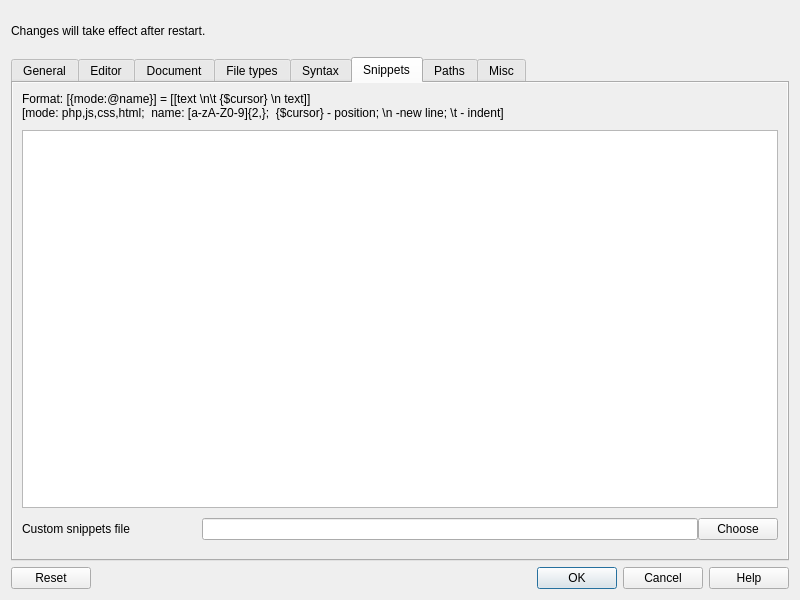
Before: the Qt Designer form ui/settings.ui in ziracms/editor, drawn with Qt 5.
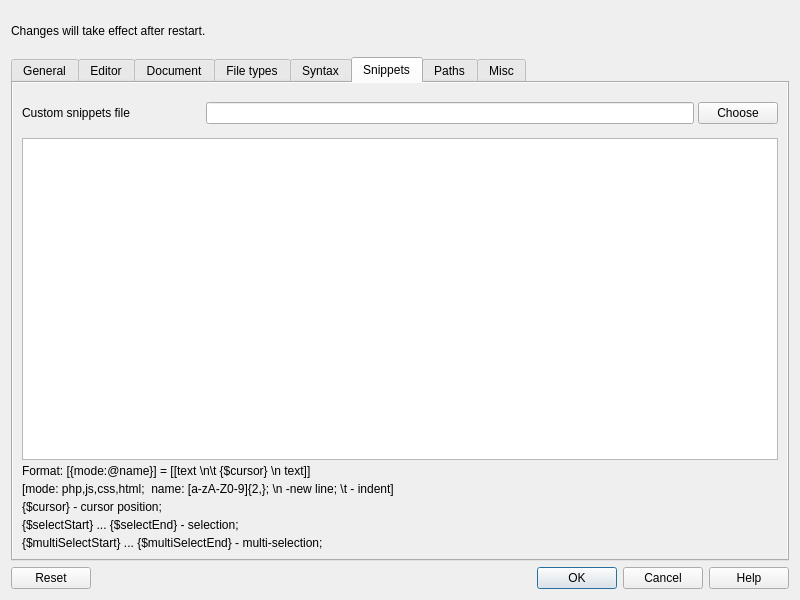
After: the same form once the commit is applied. The open tabs and pages were chosen to show the change.

```diff
--- a/ui/settings.ui
+++ b/ui/settings.ui
@@ -1431,70 +1431,13 @@
             <x>0</x>
             <y>0</y>
             <width>778</width>
-            <height>428</height>
+            <height>468</height>
            </rect>
           </property>
           <layout class="QVBoxLayout" name="verticalLayout_15">
            <property name="spacing">
-            <number>0</number>
+            <number>4</number>
            </property>
-           <item>
-            <layout class="QHBoxLayout" name="snippetsLabelLayout">
-             <property name="topMargin">
-              <number>0</number>
-             </property>
-             <property name="bottomMargin">
-              <number>0</number>
-             </property>
-             <item>
-              <widget class="QLabel" name="snippetsLabel">
-               <property name="text">
-                <string>Format: [{mode:@name}] = [[text \n\t {$cursor} \n text]]</string>
-               </property>
-               <property name="textFormat">
-                <enum>Qt::PlainText</enum>
-               </property>
-              </widget>
-             </item>
-            </layout>
-           </item>
-           <item>
-            <layout class="QHBoxLayout" name="snippetsLabelLayout2">
-             <property name="topMargin">
-              <number>0</number>
-             </property>
-             <property name="bottomMargin">
-              <number>10</number>
-             </property>
-             <item>
-              <widget class="QLabel" name="snippetsLabel2">
-               <property name="text">
-                <string>[mode: php,js,css,html;  name: [a-zA-Z0-9]{2,};  {$cursor} - position; \n -new line; \t - indent]</string>
-               </property>
-              </widget>
-             </item>
-            </layout>
-           </item>
-           <item>
-            <layout class="QVBoxLayout" name="snippetsTextEditLayout_10">
-             <property name="spacing">
-              <number>0</number>
-             </property>
-             <property name="topMargin">
-              <number>0</number>
-             </property>
-             <property name="bottomMargin">
-              <number>0</number>
-             </property>
-             <item>
-              <widget class="QPlainTextEdit" name="snippetsTextEdit">
-               <property name="lineWrapMode">
-                <enum>QPlainTextEdit::NoWrap</enum>
-               </property>
-              </widget>
-             </item>
-            </layout>
-           </item>
            <item>
             <layout class="QHBoxLayout" name="customSnippetsFileLayout">
              <property name="topMargin">
@@ -1528,6 +1471,105 @@
              </item>
             </layout>
            </item>
+           <item>
+            <layout class="QVBoxLayout" name="snippetsTextEditLayout">
+             <property name="spacing">
+              <number>0</number>
+             </property>
+             <property name="topMargin">
+              <number>0</number>
+             </property>
+             <property name="bottomMargin">
+              <number>0</number>
+             </property>
+             <item>
+              <widget class="QPlainTextEdit" name="snippetsTextEdit">
+               <property name="lineWrapMode">
+                <enum>QPlainTextEdit::NoWrap</enum>
+               </property>
+              </widget>
+             </item>
+            </layout>
+           </item>
+           <item>
+            <layout class="QHBoxLayout" name="snippetsLabelLayout">
+             <property name="topMargin">
+              <number>0</number>
+             </property>
+             <property name="bottomMargin">
+              <number>0</number>
+             </property>
+             <item>
+              <widget class="QLabel" name="snippetsLabel">
+               <property name="text">
+                <string>Format: [{mode:@name}] = [[text \n\t {$cursor} \n text]]</string>
+               </property>
+               <property name="textFormat">
+                <enum>Qt::PlainText</enum>
+               </property>
+              </widget>
+             </item>
+            </layout>
+           </item>
+           <item>
+            <layout class="QHBoxLayout" name="snippetsLabelLayout2">
+             <property name="topMargin">
+              <number>0</number>
+             </property>
+             <property name="bottomMargin">
+              <number>0</number>
+             </property>
+             <item>
+              <widget class="QLabel" name="snippetsLabel2">
+               <property name="text">
+                <string>[mode: php,js,css,html;  name: [a-zA-Z0-9]{2,}; \n -new line; \t - indent]</string>
+               </property>
+              </widget>
+             </item>
+            </layout>
+           </item>
+           <item>
+            <layout class="QHBoxLayout" name="snippetsLayout3">
+             <property name="bottomMargin">
+              <number>0</number>
+             </property>
+             <item>
+              <widget class="QLabel" name="snippetsLabel3">
+               <property name="text">
+                <string>{$cursor} - cursor position;</string>
+               </property>
+              </widget>
+             </item>
+            </layout>
+           </item>
+           <item>
+            <layout class="QHBoxLayout" name="snippetsLayout4">
+             <property name="bottomMargin">
+              <number>0</number>
+             </property>
+             <item>
+              <widget class="QLabel" name="snippetsLabel4">
+               <property name="text">
+                <string>{$selectStart} ... {$selectEnd} - selection;</string>
+               </property>
+              </widget>
+             </item>
+            </layout>
+           </item>
+           <item>
+            <layout class="QHBoxLayout" name="snippetsLayout5">
+             <property name="bottomMargin">
+              <number>0</number>
+             </property>
+             <item>
+              <widget class="QLabel" name="snippetsLabel5">
+               <property name="text">
+                <string>{$multiSelectStart} ... {$multiSelectEnd} - multi-selection;</string>
+               </property>
+              </widget>
+             </item>
+            </layout>
+           </item>
           </layout>
          </widget>
         </widget>
```
Left out of the diff: 12 changed lines with no effect on the pictures.
